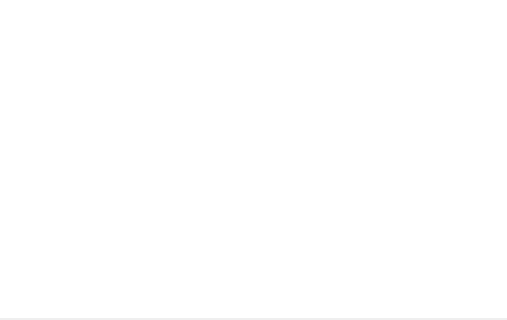
Old version of the form Browser/Downloads/downloadmanager.ui in the repository LeFroid/Viper-Browser; both pictures show x 0 to 507 and y 273 to 593 of the 507 by 593 pixel window.
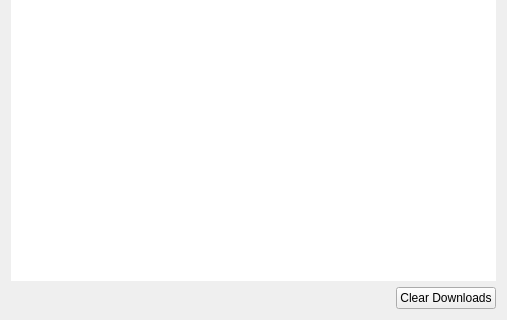
New version of the form.

Commit message: DownloadManager: Add "Clear" button to remove all items from the download list

Diff of the .ui file:
```diff
--- a/Browser/Downloads/downloadmanager.ui
+++ b/Browser/Downloads/downloadmanager.ui
@@ -14,18 +14,6 @@
    <string>Downloads</string>
   </property>
   <layout class="QGridLayout" name="gridLayout">
-   <property name="leftMargin">
-    <number>0</number>
-   </property>
-   <property name="topMargin">
-    <number>2</number>
-   </property>
-   <property name="rightMargin">
-    <number>0</number>
-   </property>
-   <property name="bottomMargin">
-    <number>2</number>
-   </property>
    <item row="0" column="0">
     <widget class="QTableWidget" name="tableWidget">
      <property name="frameShape">
@@ -52,6 +40,30 @@
      <column/>
     </widget>
    </item>
+   <item row="1" column="0">
+    <layout class="QHBoxLayout" name="horizontalLayout">
+     <item>
+      <spacer name="horizontalSpacer">
+       <property name="orientation">
+        <enum>Qt::Horizontal</enum>
+       </property>
+       <property name="sizeHint" stdset="0">
+        <size>
+         <width>40</width>
+         <height>20</height>
+        </size>
+       </property>
+      </spacer>
+     </item>
+     <item>
+      <widget class="QPushButton" name="pushButtonClear">
+       <property name="text">
+        <string>Clear Downloads</string>
+       </property>
+      </widget>
+     </item>
+    </layout>
+   </item>
   </layout>
  </widget>
  <resources/>
```
The commit also changes 3 other files.
